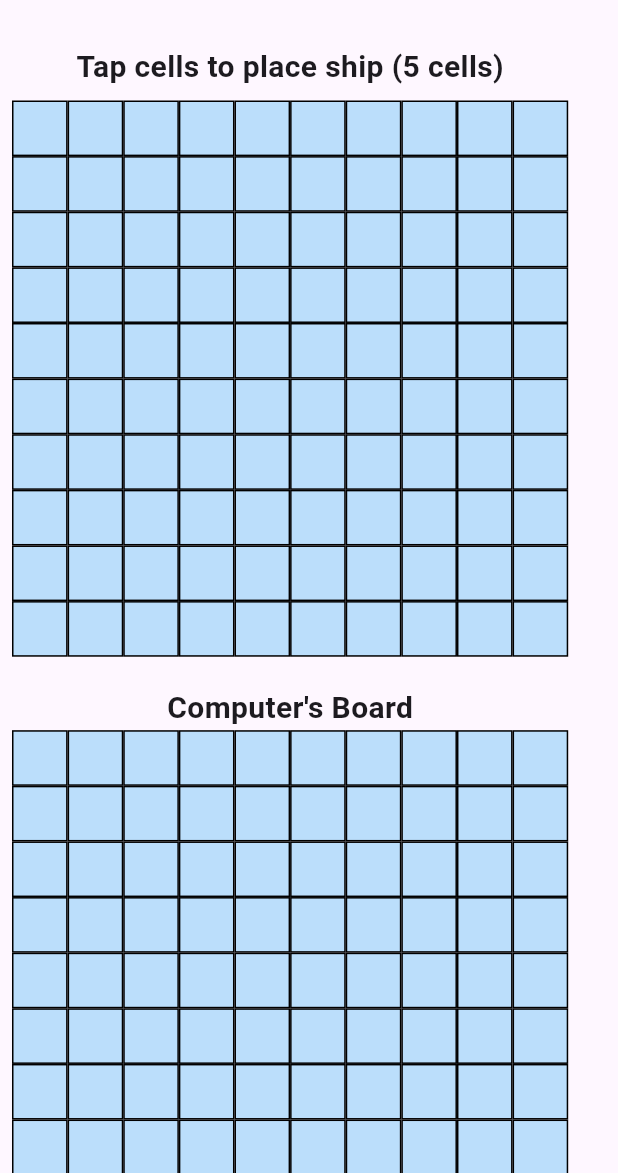
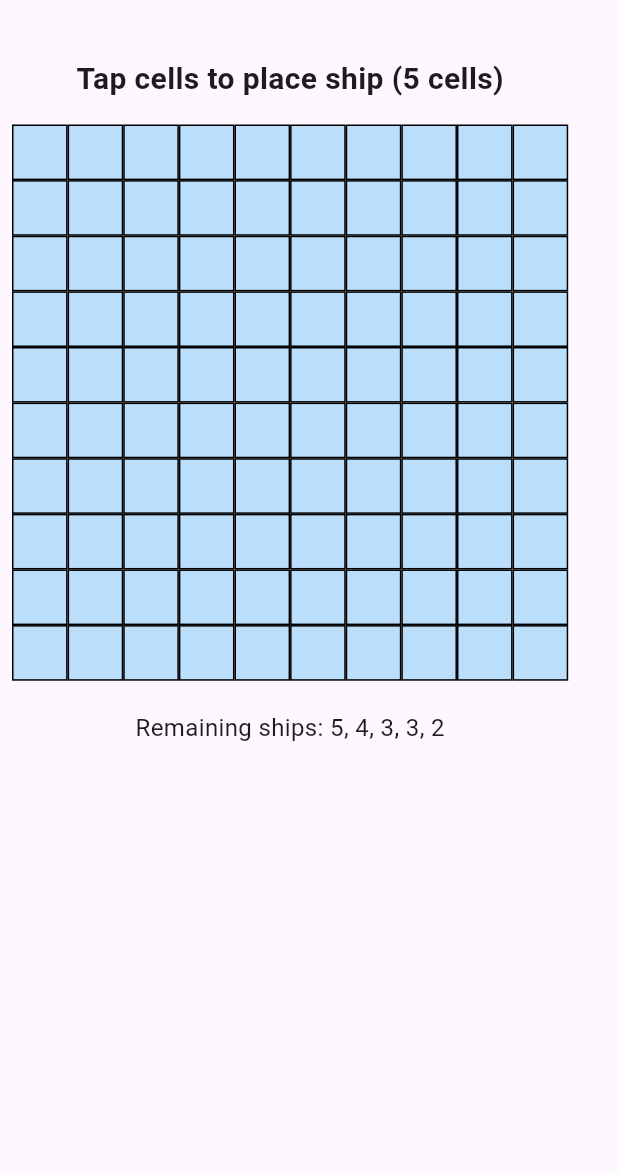
Before and after one commit to Mehdi-Mouilbeau/naval_battle, a Flutter app: the screen it shows after launch, on a phone screen of 412 x 824 dp, the part 63-1236 px from its top. Run offline on Flutter 3.47's test engine with Material 3 defaults, Android fonts, the phone set to English and light mode, and no system bars.

Commit message:
Amélioration UX plateau de jeu

```diff
--- a/lib/screens/game_screen.dart
+++ b/lib/screens/game_screen.dart
@@ -25,17 +25,63 @@ class GameScreen extends StatelessWidget {
         ],
       ),
       body: SafeArea(
-        child: LayoutBuilder(
-          builder: (context, constraints) {
-            final maxBoardSize = constraints.maxWidth * 0.9;
+        child: Consumer<GameState>(
+          builder: (context, gameState, child) {
+            return gameState.isPlacingShips
+                ? _buildPlacementPhase(context, gameState)
+                : _buildBattlePhase(context, gameState);
+          },
+        ),
+      ),
+    );
+  }
+
+  Widget _buildPlacementPhase(BuildContext context, GameState gameState) {
+    final maxWidth = MediaQuery.of(context).size.width;
+    final maxBoardSize = maxWidth * 0.9;
+
     return SingleChildScrollView(
       child: Padding(
         padding: const EdgeInsets.all(8.0),
         child: Column(
           children: [
-                    Consumer<GameState>(
-                      builder: (context, gameState, child) {
-                        return Column(
+            Padding(
+              padding: const EdgeInsets.symmetric(vertical: 16.0),
+              child: Text(
+                'Tap cells to place ship (${gameState.remainingShips.first} cells)',
+                style: const TextStyle(fontSize: 20, fontWeight: FontWeight.bold),
+              ),
+            ),
+            SizedBox(
+              width: maxBoardSize,
+              height: maxBoardSize,
+              child: GameBoard(
+                board: gameState.playerBoard,
+                shots: gameState.computerShots,
+                onTapCell: gameState.handleCellTap,
+              ),
+            ),
+            const SizedBox(height: 20),
+            if (gameState.remainingShips.isNotEmpty)
+              Text(
+                'Remaining ships: ${gameState.remainingShips.join(', ')}',
+                style: const TextStyle(fontSize: 16),
+              ),
+          ],
+        ),
+      ),
+    );
+  }
+
+  Widget _buildBattlePhase(BuildContext context, GameState gameState) {
+    final maxWidth = MediaQuery.of(context).size.width;
+    final maxBoardSize = maxWidth * 0.9;
+    final playerBoardSize = maxBoardSize * 0.75; // Réduction de 25%
+
+    return SingleChildScrollView(
+      child: Padding(
+        padding: const EdgeInsets.all(8.0),
+        child: Column(
           children: [
             if (gameState.isGameOver)
               Padding(
@@ -49,30 +95,12 @@ class GameScreen extends StatelessWidget {
                   ),
                 ),
               ),
-                            Padding(
-                              padding: const EdgeInsets.symmetric(vertical: 8.0),
+            const Padding(
+              padding: EdgeInsets.symmetric(vertical: 8.0),
               child: Text(
-                                gameState.isPlacingShips
-                                    ? 'Tap cells to place ship (${gameState.remainingShips.first} cells)'
-                                    : 'Your Board',
-                                style: const TextStyle(fontSize: 20, fontWeight: FontWeight.bold),
-                              ),
-                            ),
-                            SizedBox(
-                              width: maxBoardSize,
-                              height: maxBoardSize,
-                              child: GameBoard(
-                                board: gameState.playerBoard,
-                                shots: gameState.computerShots,
-                                onTapCell: gameState.isPlacingShips
-                                    ? gameState.handleCellTap
-                                    : (_, __) {},
-                              ),
-                            ),
-                            const SizedBox(height: 20),
-                            const Text(
                 'Computer\'s Board',
                 style: TextStyle(fontSize: 20, fontWeight: FontWeight.bold),
+              ),
             ),
             SizedBox(
               width: maxBoardSize,
@@ -88,17 +116,23 @@ class GameScreen extends StatelessWidget {
                 },
               ),
             ),
-                          ],
-                        );
-                      },
+            const SizedBox(height: 20),
+            const Text(
+              'Your Board',
+              style: TextStyle(fontSize: 16, fontWeight: FontWeight.bold),
+            ),
+            SizedBox(
+              width: playerBoardSize,
+              height: playerBoardSize,
+              child: GameBoard(
+                board: gameState.playerBoard,
+                shots: gameState.computerShots,
+                onTapCell: (_, __) {},
+              ),
             ),
           ],
         ),
       ),
     );
-          },
-        ),
-      ),
-    );
   }
 }
```
Lines whose indentation alone changed are shown as unchanged.
